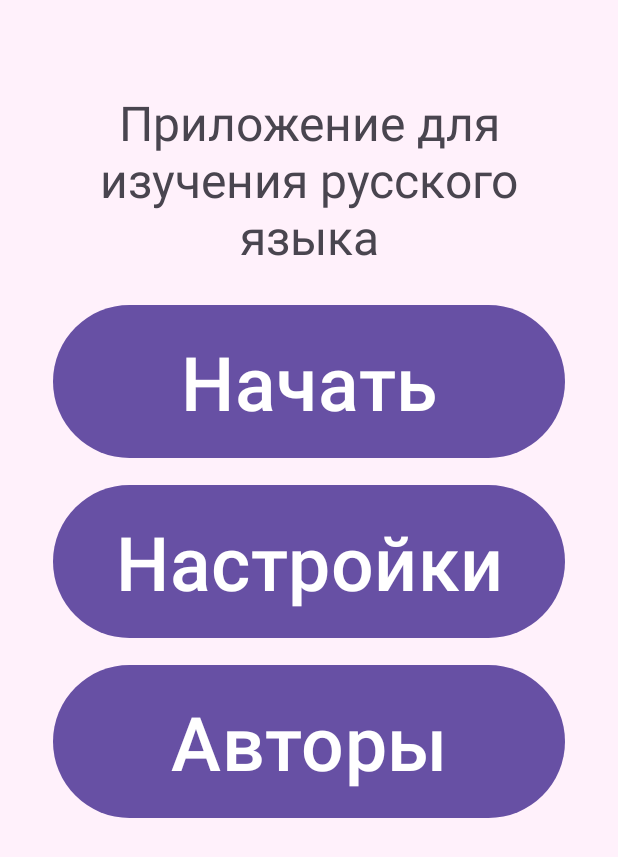
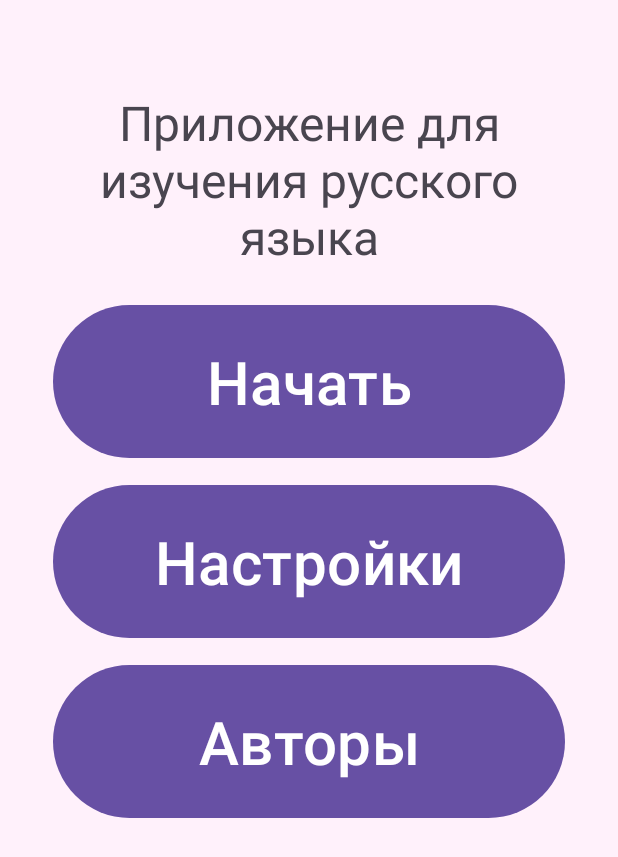
Before and after one commit to noAlxena/PronunciationTrainer, an Android app: the screen it shows after launch (MainActivity), on a phone screen of 412 x 824 dp. Shown: the top 857 px of the screen. Run offline under Robolectric (Android 15) with nearby library versions, the phone set to English and light mode, and no system bars; our stand-ins replace Room's generated code.

Commit message:
fragment_start.xml
изменение размера текста и расположения

```diff
--- a/app/src/main/res/layout/fragment_start.xml
+++ b/app/src/main/res/layout/fragment_start.xml
@@ -23,7 +23,8 @@
         style="@style/main"
         android:layout_width="match_parent"
         android:layout_height="110dp"
-        android:textSize="50sp"
+        android:textSize="40sp"
+        android:gravity="center"
         android:text="@string/start" />
 
     <Space
@@ -48,7 +49,8 @@
         style="@style/main"
         android:layout_width="match_parent"
         android:layout_height="110dp"
-        android:textSize="50sp"
+        android:textSize="40sp"
+        android:gravity="center"
         android:text="@string/options" />
 
     <Space
@@ -60,7 +62,8 @@
         style="@style/main"
         android:layout_width="match_parent"
         android:layout_height="110dp"
-        android:textSize="50sp"
+        android:textSize="40sp"
+        android:gravity="center"
         android:text="@string/authors" />
 
 </LinearLayout>
```
